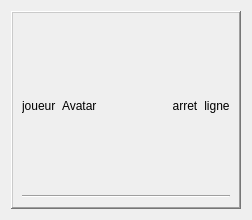
The window that StreetCar/StreetCar/PlayerWidget.ui (paboccard/Projet_Prog_Jeu) describes before a commit, drawn with Qt 5.
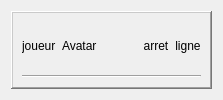
The same window after the commit.

Patch:
```diff
--- a/StreetCar/StreetCar/PlayerWidget.ui
+++ b/StreetCar/StreetCar/PlayerWidget.ui
@@ -2,20 +2,6 @@
 <ui version="4.0">
  <class>PlayerWidget</class>
  <widget class="QWidget" name="PlayerWidget">
-  <property name="geometry">
-   <rect>
-    <x>0</x>
-    <y>0</y>
-    <width>252</width>
-    <height>220</height>
-   </rect>
-  </property>
-  <property name="sizePolicy">
-   <sizepolicy hsizetype="Maximum" vsizetype="Maximum">
-    <horstretch>0</horstretch>
-    <verstretch>0</verstretch>
-   </sizepolicy>
-  </property>
   <property name="windowTitle">
    <string>Form</string>
   </property>
```
